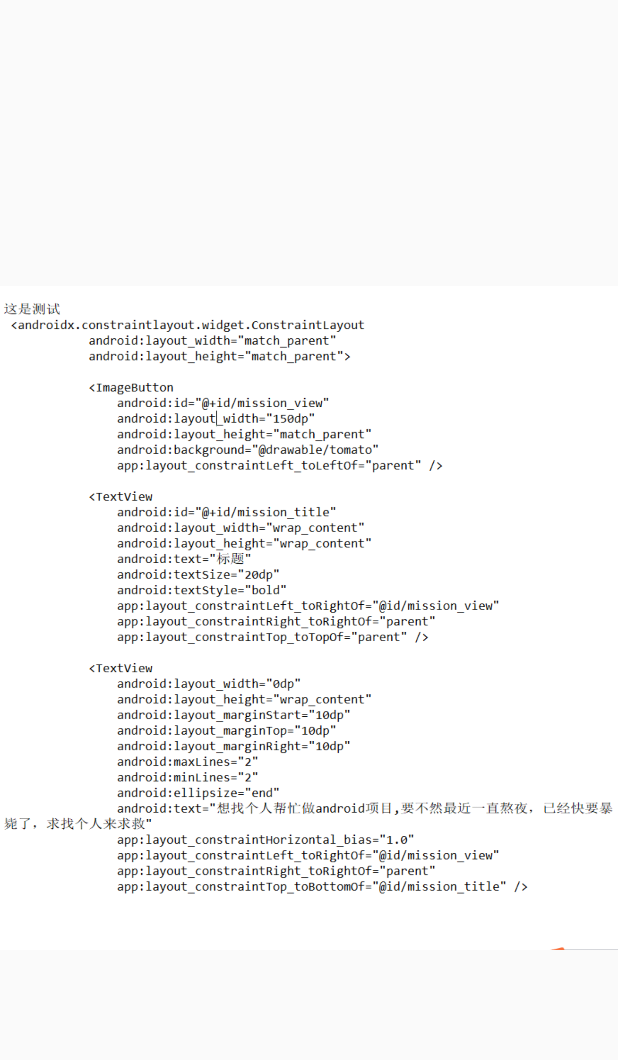
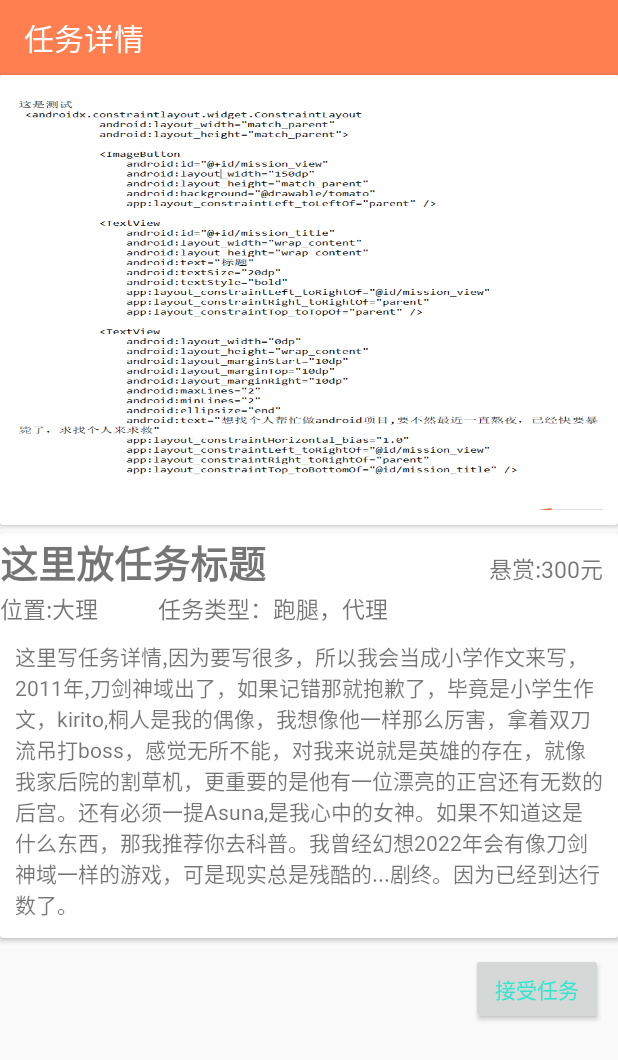
Before and after one commit to zjz958182284/TaskDistributingHall, an Android app: the layout activity_mission_detail_page.xml on its own in the app's theme, with its tools: preview values and no code run, on a phone screen of 412 x 824 dp. Shown: the top 1060 px of the screen. Run offline under Robolectric (Android 15) with nearby library versions, the phone set to English and light mode, and no system bars.

Commit message:
首页大厅界面流程完成

```diff
--- a/app/src/main/AndroidManifest.xml
+++ b/app/src/main/AndroidManifest.xml
@@ -14,7 +14,8 @@
         android:roundIcon="@mipmap/ic_launcher_round"
         android:supportsRtl="true"
         android:theme="@style/AppTheme">
-        <activity android:name=".mission_detail_page"></activity>
+        <activity android:name=".Resume_page"></activity>
+        <activity android:name=".Mission_detail_page" />
         <activity android:name=".Activity.AddMissionPage" />
         <activity android:name=".Fragment.PersonalCenter.AboutPage" />
         <activity android:name=".Activity.CollectInformation" />
--- a/app/src/main/res/layout/activity_mission_detail_page.xml
+++ b/app/src/main/res/layout/activity_mission_detail_page.xml
@@ -1,16 +1,119 @@
 <?xml version="1.0" encoding="utf-8"?>
-<androidx.constraintlayout.widget.ConstraintLayout xmlns:android="http://schemas.android.com/apk/res/android"
+<ScrollView xmlns:android="http://schemas.android.com/apk/res/android"
     xmlns:app="http://schemas.android.com/apk/res-auto"
     xmlns:tools="http://schemas.android.com/tools"
     android:layout_width="match_parent"
     android:layout_height="match_parent"
-    tools:context=".mission_detail_page">
+    tools:context=".Mission_detail_page">
 
-    <ImageView
-        android:id="@+id/imageView3"
-        android:layout_width="wrap_content"
-        android:layout_height="wrap_content"
-        app:srcCompat="@drawable/test1"
-        tools:layout_editor_absoluteX="16dp"
-        tools:layout_editor_absoluteY="32dp" />
-</androidx.constraintlayout.widget.ConstraintLayout>
+    <androidx.constraintlayout.widget.ConstraintLayout
+        android:layout_width="match_parent"
+        android:layout_height="match_parent">
+
+        <androidx.appcompat.widget.Toolbar
+            android:id="@+id/mission_detail_page_toolbar"
+            android:layout_width="match_parent"
+            android:layout_height="50dp"
+            app:title="任务详情"
+            android:background="@color/colorPrimary"
+            android:theme="@style/ThemeOverlay.AppCompat.Dark.ActionBar"
+            app:popupTheme="@style/ThemeOverlay.AppCompat.Light"
+            tools:ignore="MissingConstraints" />
+
+        <androidx.cardview.widget.CardView
+            android:id="@+id/mission_detail_page_card_view1"
+            app:layout_constraintTop_toBottomOf="@id/mission_detail_page_toolbar"
+
+            android:layout_width="match_parent"
+
+            android:layout_height="300dp">
+
+        <ImageView
+            android:id="@+id/mission_show_picture"
+            app:layout_constraintTop_toBottomOf="@id/mission_detail_page_toolbar"
+            android:layout_width="match_parent"
+            android:layout_height="match_parent"
+            android:background="@drawable/test1"
+            android:layout_margin="10dp"
+            android:scaleType="fitXY"
+            android:clickable="true"
+            app:layout_constraintLeft_toLeftOf="parent" />
+        </androidx.cardview.widget.CardView>
+
+        <androidx.cardview.widget.CardView
+            android:id="@+id/mission_detail_page_card_view2"
+            android:layout_marginTop="5dp"
+            app:layout_constraintTop_toBottomOf="@id/mission_detail_page_card_view1"
+            android:layout_width="match_parent"
+            android:layout_height="270dp">
+          <androidx.constraintlayout.widget.ConstraintLayout
+              android:layout_width="match_parent"
+              android:layout_height="match_parent">
+            <TextView
+                android:id="@+id/mission_title_text"
+                app:layout_constraintTop_toTopOf="parent"
+             app:layout_constraintLeft_toLeftOf="parent"
+                android:textSize="25dp"
+                android:text="这里放任务标题"
+                android:textStyle="bold"
+                android:layout_width="wrap_content"
+                android:layout_height="wrap_content">
+            </TextView>
+              <TextView
+                  android:id="@+id/mission_detail_page_bounty_text"
+                  android:textSize="15dp"
+                  app:layout_constraintTop_toTopOf="parent"
+                  app:layout_constraintRight_toRightOf="parent"
+                  android:layout_width="wrap_content"
+                  android:layout_height="wrap_content"
+                  android:layout_marginRight="10dp"
+                  android:text="悬赏:300元"
+                  app:layout_constraintBaseline_toBaselineOf="@id/mission_title_text"/>
+            <TextView
+                android:id="@+id/detail_page_detail_text"
+                app:layout_constraintTop_toBottomOf="@id/detail_page_mission_type_text"
+                android:text="这里写任务详情,因为要写很多，所以我会当成小学作文来写，2011年,刀剑神域出了，如果记错那就抱歉了，毕竟是小学生作文，kirito,桐人是我的偶像，我想像他一样那么厉害，拿着双刀流吊打boss，感觉无所不能，对我来说就是英雄的存在，就像我家后院的割草机，更重要的是他有一位漂亮的正宫还有无数的后宫。还有必须一提Asuna,是我心中的女神。如果不知道这是什么东西，那我推荐你去科普。我曾经幻想2022年会有像刀剑神域一样的游戏，可是现实总是残酷的...剧终。因为已经到达行数了。"
+                android:layout_width="match_parent"
+                android:gravity="top"
+                android:enabled="true"
+                android:layout_height="wrap_content"
+                android:ems="5"
+                android:minLines="8"
+                android:maxLines="10"
+                android:scrollbars="vertical"
+                android:layout_margin="10dp" />
+              <TextView
+                  android:id="@+id/detail_page_mission_location_text"
+                  android:textSize="15dp"
+                  android:text="位置:大理"
+                  android:layout_width="wrap_content"
+                  android:layout_height="wrap_content"
+                  app:layout_constraintLeft_toLeftOf="parent"
+                  app:layout_constraintTop_toBottomOf="@id/mission_title_text"
+                  app:layout_constraintBaseline_toBaselineOf="@id/detail_page_mission_type_text"/>
+              <TextView
+                  android:id="@+id/detail_page_mission_type_text"
+                  app:layout_constraintTop_toBottomOf="@id/mission_title_text"
+                  android:textSize="15dp"
+                  android:text="任务类型：跑腿，代理"
+                  android:layout_marginStart="40dp"
+                  android:layout_width="wrap_content"
+                  android:layout_height="wrap_content"
+                 app:layout_constraintLeft_toRightOf="@id/detail_page_mission_location_text"/>
+
+          </androidx.constraintlayout.widget.ConstraintLayout>
+        </androidx.cardview.widget.CardView>
+        <Button
+            android:id="@+id/accepted_btn"
+            app:layout_constraintTop_toBottomOf="@id/mission_detail_page_card_view2"
+            app:layout_constraintRight_toRightOf="parent"
+            android:text="接受任务"
+            android:layout_margin="10dp"
+            android:layout_width="wrap_content"
+            android:layout_height="wrap_content"
+            >
+        </Button>
+
+    </androidx.constraintlayout.widget.ConstraintLayout>
+
+</ScrollView>
```
Also changed, not shown: app/src/main/java/com/example/taskdistributinghall/Fragment/Home/RecyclerViewAdapter.java (+6 -4 lines), app/src/main/java/com/example/taskdistributinghall/Mission_detail_page.java (added, +41 -0 lines), app/src/main/java/com/example/taskdistributinghall/Resume_page.java (added, +28 -0 lines), app/src/main/java/com/example/taskdistributinghall/mission_detail_page.java (deleted, +0 -14 lines), app/src/main/res/layout/activity_resume_page.xml (added, +107 -0 lines).
